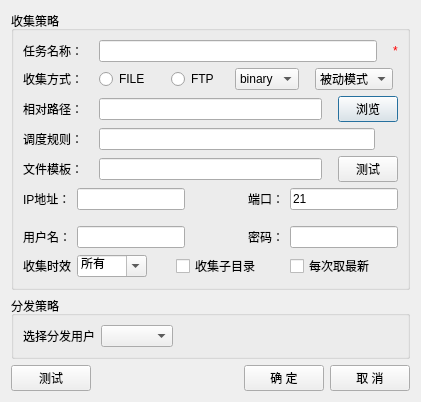
Above: apps/DataTransfer/ui/collect.ui from liubojun/DataTransfer before the change. Below: the same form after it.
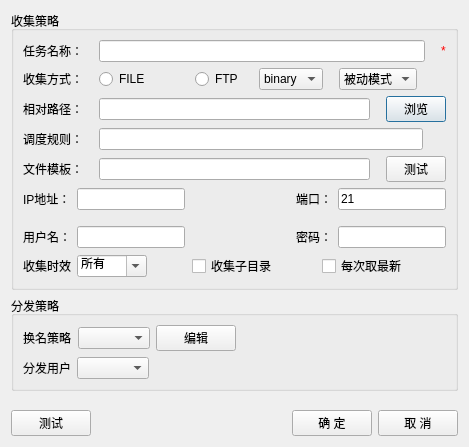
That is the form after the change. Icons and pictures are not drawn.

Commit message: 添加分发换名功能

Diff of the .ui file:
```diff
--- a/apps/DataTransfer/ui/collect.ui
+++ b/apps/DataTransfer/ui/collect.ui
@@ -6,8 +6,8 @@
    <rect>
     <x>0</x>
     <y>0</y>
-    <width>421</width>
-    <height>398</height>
+    <width>469</width>
+    <height>447</height>
    </rect>
   </property>
   <property name="windowTitle">
@@ -459,9 +459,43 @@
       <item>
        <layout class="QHBoxLayout" name="horizontalLayout_8">
         <item>
+         <widget class="QLabel" name="label_12">
+          <property name="text">
+           <string>换名策略</string>
+          </property>
+         </widget>
+        </item>
+        <item>
+         <widget class="QComboBox" name="comboBox_rename"/>
+        </item>
+        <item>
+         <widget class="QPushButton" name="btn_rename_edit">
+          <property name="text">
+           <string>编辑</string>
+          </property>
+         </widget>
+        </item>
+        <item>
+         <spacer name="horizontalSpacer">
+          <property name="orientation">
+           <enum>Qt::Horizontal</enum>
+          </property>
+          <property name="sizeHint" stdset="0">
+           <size>
+            <width>40</width>
+            <height>20</height>
+           </size>
+          </property>
+         </spacer>
+        </item>
+       </layout>
+      </item>
+      <item>
+       <layout class="QHBoxLayout" name="horizontalLayout_9">
+        <item>
          <widget class="QLabel" name="label_11">
           <property name="text">
-           <string>选择分发用户</string>
+           <string>分发用户</string>
           </property>
          </widget>
         </item>
@@ -511,7 +545,7 @@
      <item>
       <widget class="QLabel" name="label_result">
        <property name="text">
-        <string>    </string>
+        <string/>
        </property>
       </widget>
      </item>
```
The commit also changes 14 other files.
